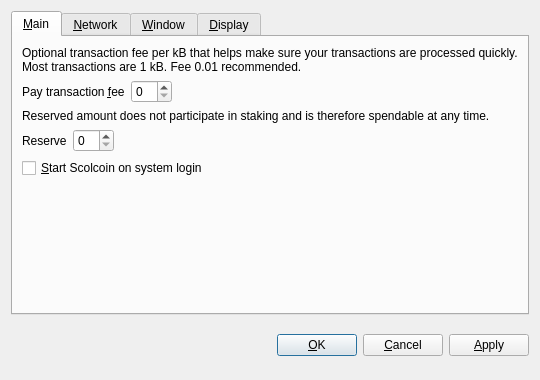
scolcoin/scolcoin_old, file src/qt/forms/optionsdialog.ui: the form before one commit.
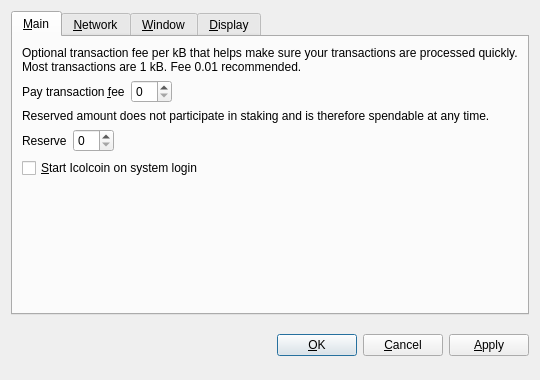
The form after the commit. Custom widgets are drawn as their Qt base class.

What changed in the file:
```diff
--- a/src/qt/forms/optionsdialog.ui
+++ b/src/qt/forms/optionsdialog.ui
@@ -128,7 +128,7 @@
           <string>Automatically start Scolcoin after logging in to the system.</string>
          </property>
          <property name="text">
-          <string>&amp;Start Scolcoin on system login</string>
+          <string>&amp;Start Icolcoin on system login</string>
          </property>
         </widget>
        </item>
```
Left out of the diff: 10 changed lines with no effect on the pictures.
